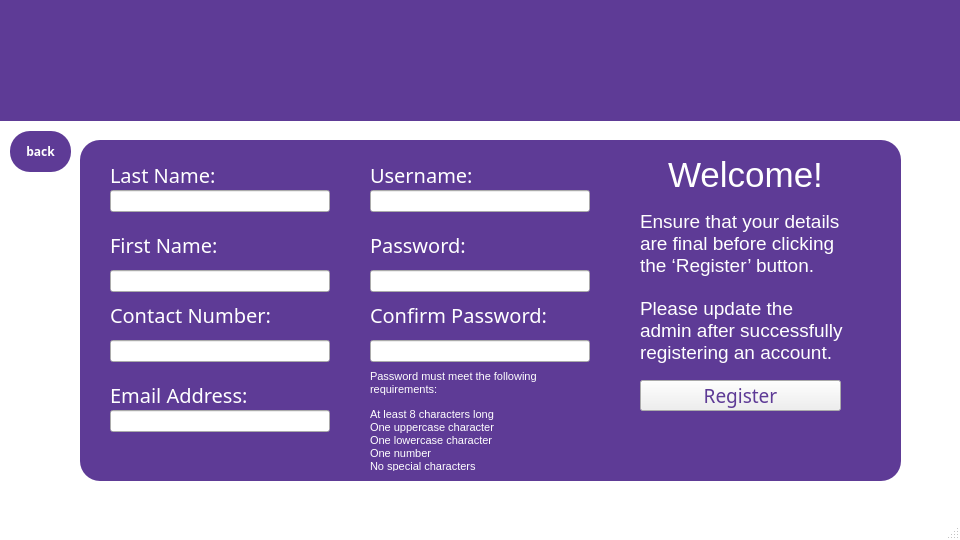
This is qt/register.ui in e-zeks/softeng as Qt 5 draws it before an edit. The edited form follows.
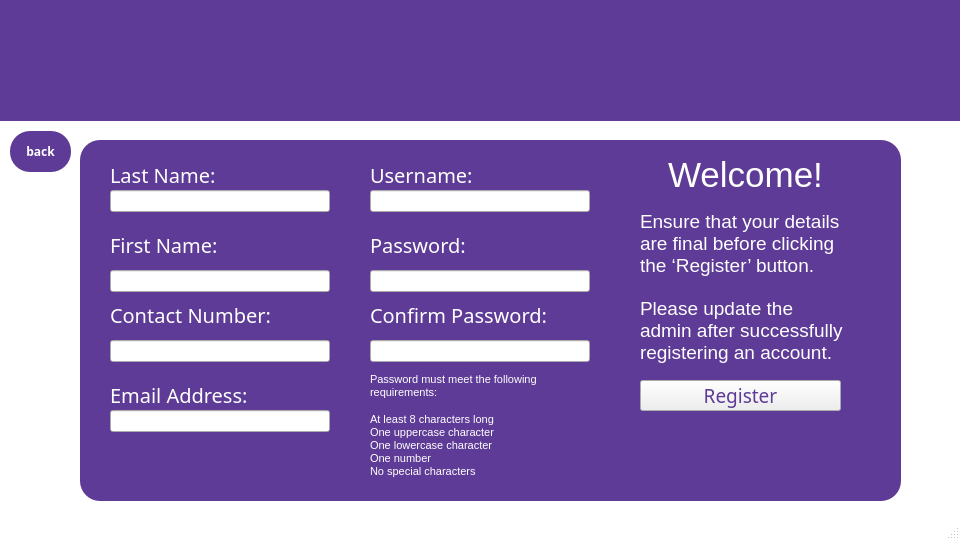
This is the edited form. Icons and pictures are not drawn.

What changed in the file:
```diff
--- a/qt/register.ui
+++ b/qt/register.ui
@@ -72,7 +72,7 @@
       <x>80</x>
       <y>140</y>
       <width>821</width>
-      <height>341</height>
+      <height>361</height>
      </rect>
     </property>
     <property name="styleSheet">
@@ -343,7 +343,7 @@
       <x>370</x>
       <y>370</y>
       <width>241</width>
-      <height>101</height>
+      <height>111</height>
      </rect>
     </property>
     <property name="font">
@@ -358,7 +358,7 @@
 }</string>
     </property>
     <property name="text">
-     <string>&lt;html&gt;&lt;head/&gt;&lt;body&gt;&lt;p&gt;&lt;span style=&quot; font-size:8pt; color:#ffffff;&quot;&gt;Password must meet the following &lt;br/&gt;requirements:&lt;/span&gt;&lt;/p&gt;&lt;p&gt;&lt;span style=&quot; font-size:8pt; color:#ffffff;&quot;&gt;At least 8 characters long&lt;br/&gt;One uppercase character &lt;br/&gt;One lowercase character&lt;br/&gt;One number&lt;br/&gt;No special characters&lt;/span&gt;&lt;/p&gt;&lt;/body&gt;&lt;/html&gt;</string>
+     <string>&lt;html&gt;&lt;head/&gt;&lt;body&gt;&lt;p&gt;&lt;span style=&quot; font-size:8pt; color:#ffffff;&quot;&gt;Password must meet the following &lt;br/&gt;requirements:&lt;br/&gt;&lt;br/&gt;At least 8 characters long&lt;br/&gt;One uppercase character &lt;br/&gt;One lowercase character&lt;br/&gt;One number&lt;br/&gt;No special characters&lt;/span&gt;&lt;/p&gt;&lt;/body&gt;&lt;/html&gt;</string>
     </property>
    </widget>
    <widget class="QLabel" name="label_9">
```
Left out of the diff: 2 changed lines with no effect on the pictures.
